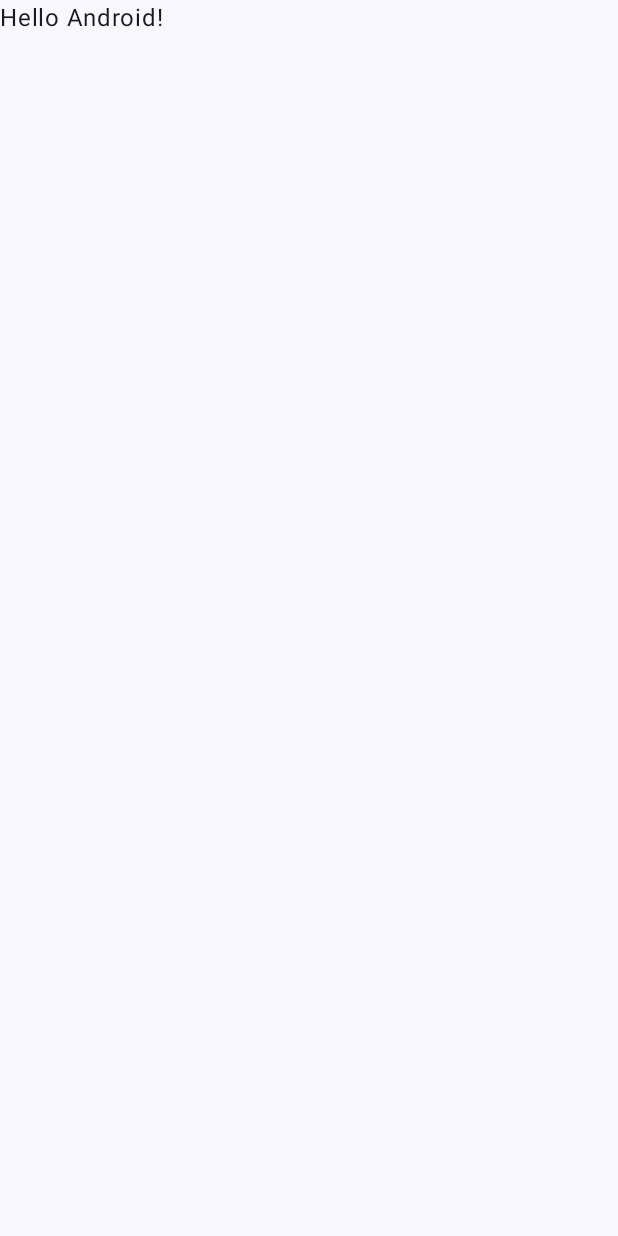
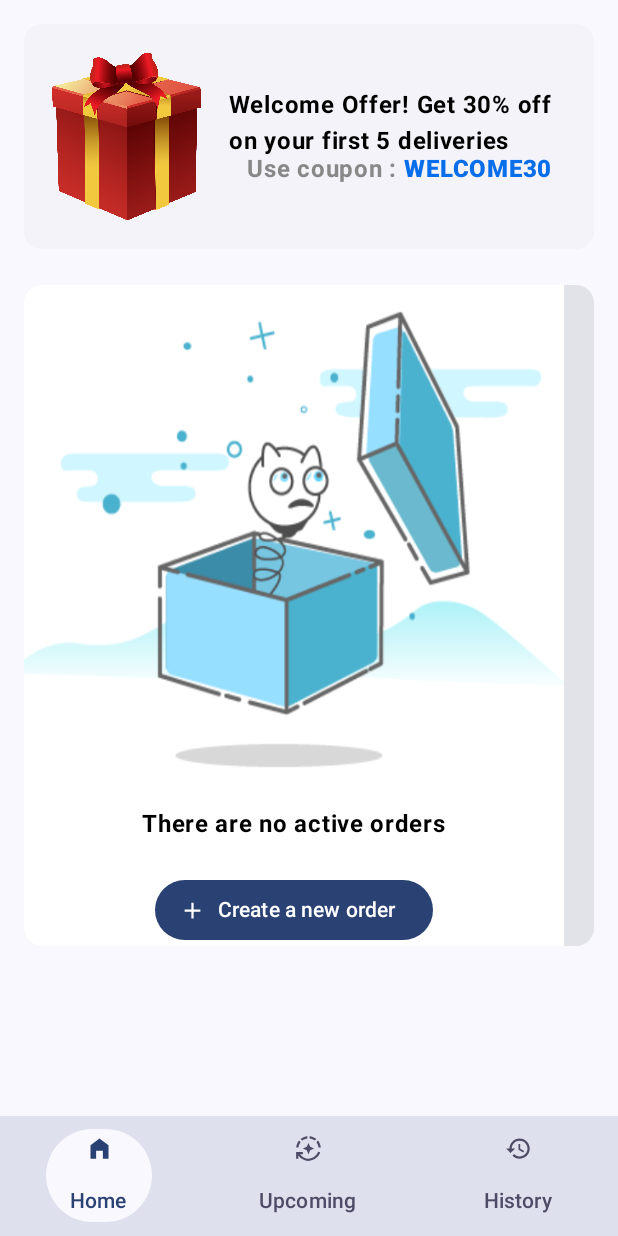
Before and after one commit to sourabhkumar47/PickUpandDrop, an Android app built with Jetpack Compose: the screen it shows after launch (MainActivity), on a phone screen of 412 x 824 dp. Before the commit the screen is almost empty. Run offline under Robolectric (Android 15) with nearby library versions, the phone set to English and light mode, and no system bars.

Commit message:
implemented Navigation

```diff
--- a/app/build.gradle.kts
+++ b/app/build.gradle.kts
@@ -68,4 +68,7 @@ dependencies {
     debugImplementation("androidx.compose.ui:ui-test-manifest")
 
     implementation("androidx.compose.material3:material3:1.2.0")
+
+    //Compose Navigation
+    implementation ("androidx.navigation:navigation-compose:2.7.7")
 }
--- a/app/src/main/java/com/example/pickupanddrop/MainActivity.kt
+++ b/app/src/main/java/com/example/pickupanddrop/MainActivity.kt
@@ -3,6 +3,8 @@ package com.example.pickupanddrop
 import android.os.Bundle
 import androidx.activity.ComponentActivity
 import androidx.activity.compose.setContent
+import androidx.compose.foundation.background
+import androidx.compose.foundation.layout.Box
 import androidx.compose.foundation.layout.fillMaxSize
 import androidx.compose.material3.MaterialTheme
 import androidx.compose.material3.Surface
@@ -10,6 +12,8 @@ import androidx.compose.material3.Text
 import androidx.compose.runtime.Composable
 import androidx.compose.ui.Modifier
 import androidx.compose.ui.tooling.preview.Preview
+import com.example.pickupanddrop.app_navigator.AppNavigator
+import com.example.pickupanddrop.nvgraph.NavGraph
 import com.example.pickupanddrop.ui.theme.PickUpandDropTheme
 
 class MainActivity : ComponentActivity() {
@@ -22,25 +26,17 @@ class MainActivity : ComponentActivity() {
                     modifier = Modifier.fillMaxSize(),
                     color = MaterialTheme.colorScheme.background
                 ) {
-                    Greeting("Android")
+                    Box(
+                        modifier = Modifier
+                            .background(MaterialTheme.colorScheme.background)
+                            .fillMaxSize()
+                    ) {
+                        NavGraph(
+                            startDestination = "navigation"
+                        )
+                    }
                 }
             }
         }
     }
 }
-
-@Composable
-fun Greeting(name: String, modifier: Modifier = Modifier) {
-    Text(
-        text = "Hello $name!",
-        modifier = modifier
-    )
-}
-
-@Preview(showBackground = true)
-@Composable
-fun GreetingPreview() {
-    PickUpandDropTheme {
-        Greeting("Android")
-    }
-}
--- /dev/null
+++ b/app/src/main/java/com/example/pickupanddrop/app_navigator/Navigator.kt
@@ -0,0 +1,152 @@
+package com.example.pickupanddrop.app_navigator
+
+import android.widget.Toast
+import androidx.activity.compose.BackHandler
+import androidx.compose.animation.core.tween
+import androidx.compose.foundation.clickable
+import androidx.compose.foundation.interaction.MutableInteractionSource
+import androidx.compose.foundation.layout.Box
+import androidx.compose.foundation.layout.fillMaxSize
+import androidx.compose.foundation.layout.padding
+import androidx.compose.material.icons.Icons
+import androidx.compose.material.icons.filled.Favorite
+import androidx.compose.material.icons.filled.FavoriteBorder
+import androidx.compose.material.icons.filled.Home
+import androidx.compose.material.icons.filled.Search
+import androidx.compose.material3.ExperimentalMaterial3Api
+import androidx.compose.material3.Icon
+import androidx.compose.material3.MaterialTheme
+import androidx.compose.material3.Scaffold
+import androidx.compose.runtime.Composable
+import androidx.compose.runtime.getValue
+import androidx.compose.runtime.mutableIntStateOf
+import androidx.compose.runtime.mutableStateOf
+import androidx.compose.runtime.remember
+import androidx.compose.runtime.saveable.rememberSaveable
+import androidx.compose.runtime.setValue
+import androidx.compose.ui.Alignment
+import androidx.compose.ui.Modifier
+import androidx.compose.ui.composed
+import androidx.compose.ui.platform.LocalContext
+import androidx.compose.ui.unit.dp
+import androidx.navigation.NavController
+import androidx.navigation.compose.NavHost
+import androidx.navigation.compose.composable
+import androidx.navigation.compose.currentBackStackEntryAsState
+import androidx.navigation.compose.rememberNavController
+import com.example.pickupanddrop.R
+import com.example.pickupanddrop.app_navigator.components.BottomNavigation
+import com.example.pickupanddrop.app_navigator.components.BottomNavigationItem
+import com.example.pickupanddrop.nvgraph.Route
+import com.example.pickupanddrop.presentation.HomeScreen
+import com.example.pickupanddrop.presentation.PastScreen
+import com.example.pickupanddrop.presentation.UpcomingScreen
+
+@Composable
+fun AppNavigator() {
+
+    val bottomNavigationItems = remember {
+        listOf(
+            BottomNavigationItem(icon = R.drawable.baseline_home_filled_24, text = "Home"),
+            BottomNavigationItem(icon = R.drawable.baseline_auto_mode_24, text = "Upcoming"),
+            BottomNavigationItem(icon = R.drawable.baseline_history_24, text = "History"),
+        )
+    }
+
+    val navController = rememberNavController()
+    val backstackState = navController.currentBackStackEntryAsState().value
+    var selectedItem by rememberSaveable {
+        mutableIntStateOf(0)
+    }
+
+    selectedItem = when (backstackState?.destination?.route) {
+        Route.HomeScreen.route -> 0
+        Route.UpcomingScreen.route -> 1
+        Route.PastScreen.route -> 2
+        else -> 0
+    }
+
+    Scaffold(
+        modifier = Modifier.fillMaxSize(),
+        bottomBar = {
+            BottomNavigation(
+                items = bottomNavigationItems,
+                selected = selectedItem,
+                onItemClicked = { index ->
+                    when (index) {
+                        0 -> navigateToTab(
+                            navController = navController,
+                            route = Route.HomeScreen.route
+                        )
+
+                        1 -> navigateToTab(
+                            navController = navController,
+                            route = Route.UpcomingScreen.route
+                        )
+
+                        2 -> navigateToTab(
+                            navController = navController,
+                            route = Route.PastScreen.route
+                        )
+                    }
+
+                }
+            )
+        }
+    ) {
+        val bottomPadding = it.calculateBottomPadding()
+        NavHost(
+            navController = navController,
+            startDestination = Route.HomeScreen.route,
+            modifier = Modifier.padding(bottom = bottomPadding)
+        ) {
+            composable(route = Route.HomeScreen.route) {
+
+                HomeScreen(
+                    navigateToUpcoming = {
+                        navigateToTab(
+                            navController = navController,
+                            route = Route.UpcomingScreen.route
+                        )
+                    }
+                )
+            }
+            composable(route = Route.UpcomingScreen.route) {
+                UpcomingScreen(
+                    navigateToPast = {
+                        navigateToTab(
+                            navController = navController,
+                            route = Route.PastScreen.route
+                        )
+                    }
+                )
+            }
+            composable(route = Route.PastScreen.route) {
+                PastScreen()
+            }
+        }
+    }
+}
+
+@Composable
+fun OnBackClickStateSaver(navController: NavController) {
+    BackHandler(true) {
+        navigateToTab(
+            navController = navController,
+            route = Route.HomeScreen.route
+        )
+    }
+}
+
+//on back click it move to bak screen unless of close app
+private fun navigateToTab(navController: NavController, route: String) {
+    navController.navigate(route) {
+        navController.graph.startDestinationRoute?.let { homeScreen ->
+            popUpTo(homeScreen) {
+                saveState = true
+            }
+            restoreState = true
+            launchSingleTop = true
+        }
+    }
+}
--- /dev/null
+++ b/app/src/main/java/com/example/pickupanddrop/app_navigator/components/BottomNavigation.kt
@@ -0,0 +1,87 @@
+package com.example.pickupanddrop.app_navigator.components
+
+import android.content.res.Configuration
+import androidx.annotation.DrawableRes
+import androidx.compose.foundation.layout.Column
+import androidx.compose.foundation.layout.Spacer
+import androidx.compose.foundation.layout.fillMaxWidth
+import androidx.compose.foundation.layout.height
+import androidx.compose.foundation.layout.size
+import androidx.compose.material3.ButtonDefaults.IconSize
+import androidx.compose.material3.Icon
+import androidx.compose.material3.MaterialTheme
+import androidx.compose.material3.NavigationBar
+import androidx.compose.material3.NavigationBarItem
+import androidx.compose.material3.NavigationBarItemDefaults
+import androidx.compose.material3.Text
+import androidx.compose.runtime.Composable
+import androidx.compose.ui.Alignment
+import androidx.compose.ui.Modifier
+import androidx.compose.ui.res.colorResource
+import androidx.compose.ui.res.painterResource
+import androidx.compose.ui.tooling.preview.Preview
+import androidx.compose.ui.unit.dp
+import com.example.pickupanddrop.R
+import com.example.pickupanddrop.ui.theme.PickUpandDropTheme
+
+@Composable
+fun BottomNavigation(
+    items: List<BottomNavigationItem>,
+    selected: Int,
+    onItemClicked: (Int) -> Unit
+) {
+    NavigationBar(
+        modifier = Modifier
+            .fillMaxWidth(),
+        containerColor = MaterialTheme.colorScheme.background,
+        tonalElevation = 10.dp
+    ) {
+        items.forEachIndexed { index, item ->
+            NavigationBarItem(
+                selected = index == selected,
+                onClick = { onItemClicked(index) },
+                icon = {
+                    Column(horizontalAlignment = Alignment.CenterHorizontally) {
+                        Icon(
+                            painter = painterResource(id = item.icon),
+                            contentDescription = null,
+                            modifier = Modifier.size(IconSize)
+                        )
+
+                        Spacer(modifier = Modifier.height(16.dp))
+                        Text(text = item.text, style = MaterialTheme.typography.labelLarge)
+                    }
+                },
+                colors = NavigationBarItemDefaults.colors(
+                    selectedIconColor = MaterialTheme.colorScheme.primary,
+                    selectedTextColor = MaterialTheme.colorScheme.primary,
+                    unselectedIconColor = colorResource(id = R.color.body),
+                    unselectedTextColor = colorResource(id = R.color.body),
+                    indicatorColor = MaterialTheme.colorScheme.background
+                )
+            )
+        }
+    }
+}
+
+data class BottomNavigationItem(
+    @DrawableRes val icon: Int,
+    val text: String
+)
+
+@Preview(showBackground = true)
+@Preview(showBackground = true, uiMode = Configuration.UI_MODE_NIGHT_YES)
+@Composable
+fun NewsBottomNavigationPreview() {
+    PickUpandDropTheme {
+        BottomNavigation(items = listOf(
+            BottomNavigationItem(icon = R.drawable.baseline_home_filled_24, text = "Home"),
+            BottomNavigationItem(icon = R.drawable.baseline_auto_mode_24, text = "Upcoming"),
+            BottomNavigationItem(icon = R.drawable.baseline_history_24, text = "History"),
+        ),
+            selected = 0,
+            onItemClicked = {}
+        )
+    }
+
+}
--- a/app/src/main/java/com/example/pickupanddrop/common/Card.kt
+++ b/app/src/main/java/com/example/pickupanddrop/common/Card.kt
@@ -23,6 +23,7 @@ import androidx.compose.ui.Modifier
 import androidx.compose.ui.graphics.Color
 import androidx.compose.ui.graphics.painter.Painter
 import androidx.compose.ui.layout.ContentScale
+import androidx.compose.ui.res.colorResource
 import androidx.compose.ui.res.painterResource
 import androidx.compose.ui.text.font.FontWeight
 import androidx.compose.ui.tooling.preview.Preview
@@ -38,9 +39,13 @@ fun ClickableCard(
 ) {
     ElevatedCard(
         onClick = { /*TODO*/ },
-        modifier = Modifier.fillMaxWidth().height(150.dp)
+        modifier = Modifier
+            .fillMaxWidth()
+            .height(150.dp)
     ) {
-        Box(modifier = Modifier.fillMaxSize().padding(all = 16.dp)) {
+        Box(modifier = Modifier
+            .fillMaxSize()
+            .padding(all = 16.dp)) {
             Row {
                 Image(
                     painter = image,
@@ -80,8 +85,8 @@ fun ClickableCard(
                         Text(
                             text = coupon,
                             style = MaterialTheme.typography.bodyLarge,
-                            fontWeight = FontWeight.Normal,
-                            color = Color.Black
+                            fontWeight = FontWeight.ExtraBold,
+                            color = colorResource(id = R.color.lightBlue),
                         )
                     }
                 }
@@ -98,7 +103,7 @@ fun ClickableCardPreview() {
     ClickableCard(
         image = painterResource(id = R.drawable.gift),
         heading = "Welcome Offer! Get 30% off on your first 5 deliveries",
-        subHeading = "Use coupon code",
+        subHeading = "Use coupon : ",
         coupon = "WELCOME30"
     )
 }
--- /dev/null
+++ b/app/src/main/java/com/example/pickupanddrop/nvgraph/NavGraph.kt
@@ -0,0 +1,27 @@
+package com.example.pickupanddrop.nvgraph
+
+import androidx.compose.runtime.Composable
+import androidx.navigation.compose.NavHost
+import androidx.navigation.compose.composable
+import androidx.navigation.compose.navigation
+import androidx.navigation.compose.rememberNavController
+import com.example.pickupanddrop.app_navigator.AppNavigator
+
+@Composable
+fun NavGraph(
+    startDestination: String
+) {
+    val navController = rememberNavController()
+
+    NavHost(navController = navController, startDestination = startDestination) {
+
+        navigation(
+            route = Route.Navigation.route,
+            startDestination = Route.NavigatorScreen.route
+        ) {
+            composable(route = Route.NavigatorScreen.route) {
+                AppNavigator()
+            }
+        }
+    }
+}
--- /dev/null
+++ b/app/src/main/java/com/example/pickupanddrop/nvgraph/Route.kt
@@ -0,0 +1,12 @@
+package com.example.pickupanddrop.nvgraph
+
+sealed class Route(
+    val route:String
+){
+    object HomeScreen:Route(route = "homeScreen")
+    object UpcomingScreen:Route(route = "upcomingScreen")
+    object PastScreen:Route(route = "pastScreen")
+    object AppStartNavigation:Route(route = "appStartNavigation")
+    object Navigation:Route(route = "Navigation")
+    object NavigatorScreen:Route(route = "NavigatorScreen")
+}
--- /dev/null
+++ b/app/src/main/res/drawable/baseline_auto_mode_24.xml
@@ -0,0 +1,10 @@
+<vector android:height="24dp" android:tint="#000000"
+    android:viewportHeight="24" android:viewportWidth="24"
+    android:width="24dp" xmlns:android="http://schemas.android.com/apk/res/android">
+    <path android:fillColor="@android:color/white" android:pathData="M19.03,3.56c-1.67,-1.39 -3.74,-2.3 -6.03,-2.51v2.01c1.73,0.19 3.31,0.88 4.61,1.92L19.03,3.56z"/>
+    <path android:fillColor="@android:color/white" android:pathData="M11,3.06V1.05C8.71,1.25 6.64,2.17 4.97,3.56l1.42,1.42C7.69,3.94 9.27,3.25 11,3.06z"/>
+    <path android:fillColor="@android:color/white" android:pathData="M4.98,6.39L3.56,4.97C2.17,6.64 1.26,8.71 1.05,11h2.01C3.25,9.27 3.94,7.69 4.98,6.39z"/>
+    <path android:fillColor="@android:color/white" android:pathData="M20.94,11h2.01c-0.21,-2.29 -1.12,-4.36 -2.51,-6.03l-1.42,1.42C20.06,7.69 20.75,9.27 20.94,11z"/>
+    <path android:fillColor="@android:color/white" android:pathData="M7,12l3.44,1.56l1.56,3.44l1.56,-3.44l3.44,-1.56l-3.44,-1.56l-1.56,-3.44l-1.56,3.44z"/>
+    <path android:fillColor="@android:color/white" android:pathData="M12,21c-3.11,0 -5.85,-1.59 -7.46,-4H7v-2H1v6h2v-2.7c1.99,2.84 5.27,4.7 9,4.7c4.87,0 9,-3.17 10.44,-7.56l-1.96,-0.45C19.25,18.48 15.92,21 12,21z"/>
+</vector>
--- /dev/null
+++ b/app/src/main/res/drawable/baseline_history_24.xml
@@ -0,0 +1,5 @@
+<vector android:height="24dp" android:tint="#000000"
+    android:viewportHeight="24" android:viewportWidth="24"
+    android:width="24dp" xmlns:android="http://schemas.android.com/apk/res/android">
+    <path android:fillColor="@android:color/white" android:pathData="M13,3c-4.97,0 -9,4.03 -9,9L1,12l3.89,3.89 0.07,0.14L9,12L6,12c0,-3.87 3.13,-7 7,-7s7,3.13 7,7 -3.13,7 -7,7c-1.93,0 -3.68,-0.79 -4.94,-2.06l-1.42,1.42C8.27,19.99 10.51,21 13,21c4.97,0 9,-4.03 9,-9s-4.03,-9 -9,-9zM12,8v5l4.28,2.54 0.72,-1.21 -3.5,-2.08L13.5,8L12,8z"/>
+</vector>
--- /dev/null
+++ b/app/src/main/res/drawable/baseline_home_filled_24.xml
@@ -0,0 +1,5 @@
+<vector android:height="24dp" android:tint="#000000"
+    android:viewportHeight="24" android:viewportWidth="24"
+    android:width="24dp" xmlns:android="http://schemas.android.com/apk/res/android">
+    <path android:fillColor="@android:color/white" android:pathData="M12,3L4,9v12h5v-7h6v7h5V9z"/>
+</vector>
--- a/app/src/main/res/values/colors.xml
+++ b/app/src/main/res/values/colors.xml
@@ -7,4 +7,6 @@
     <color name="teal_700">#FF018786</color>
     <color name="black">#FF000000</color>
     <color name="white">#FFFFFFFF</color>
+    <color name="lightBlue">#FF096EE9</color>
+    <color name="body">#4E4B66</color>
 </resources>
```
Also changed, not shown: app/src/main/java/com/example/pickupanddrop/presentation/HomeScreen.kt (+7 -3 lines), app/src/main/java/com/example/pickupanddrop/presentation/PastScreen.kt (added, +10 -0 lines), app/src/main/java/com/example/pickupanddrop/presentation/UpcomingScreen.kt (added, +10 -0 lines).
